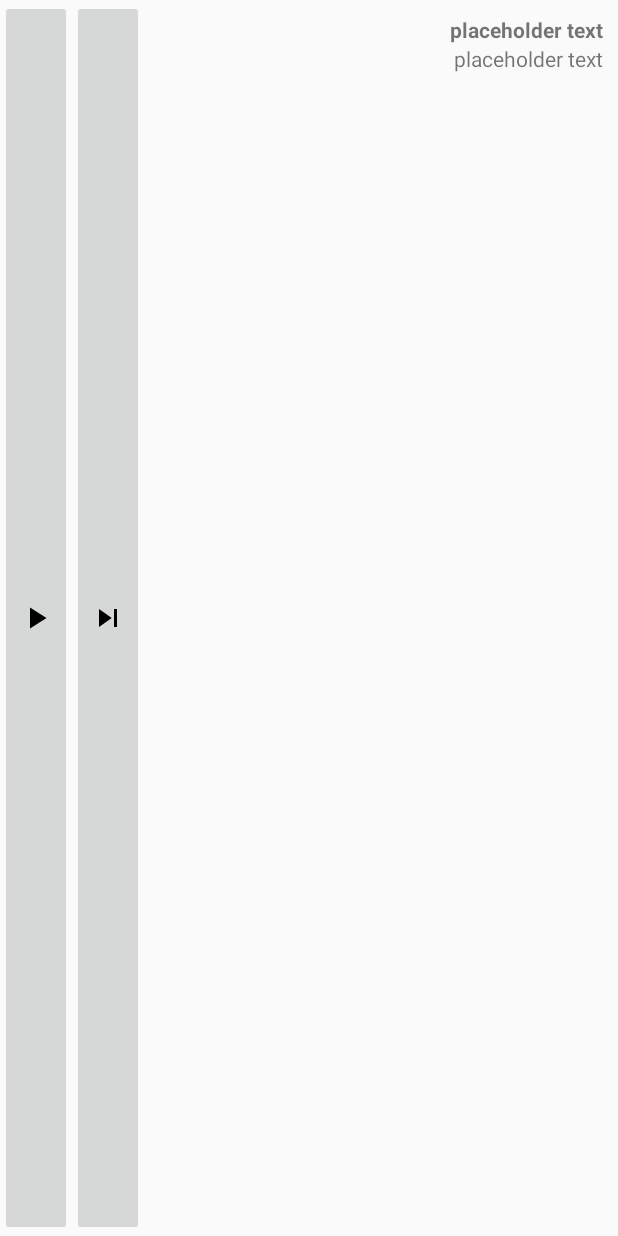
After one commit to KARTIK01/dexterousmusic, an Android app: the layout notification_big.xml on its own in the app's theme, with its tools: preview values and no code run, on a phone screen of 412 x 824 dp. The commit adds this screen. Run offline under Robolectric (Android 15) with nearby library versions, the phone set to English and light mode, and no system bars.

Commit message:
notification

```diff
--- a/app/src/main/java/music/dexterous/com/dexterousmusic/notification/NotificationSimple.java
+++ b/app/src/main/java/music/dexterous/com/dexterousmusic/notification/NotificationSimple.java
@@ -90,7 +90,7 @@ public class NotificationSimple {
 
 
     //TODO replace with proper small icon
-    private int getSmallIcon() {
+    protected int getSmallIcon() {
         return R.drawable.alphabet_background_color;
     }
 }
--- a/app/src/main/java/music/dexterous/com/dexterousmusic/service/musiccontrol/MusicControl.java
+++ b/app/src/main/java/music/dexterous/com/dexterousmusic/service/musiccontrol/MusicControl.java
@@ -43,4 +43,6 @@ public interface MusicControl {
      * or whatnot.
      */
     public void destroySelf();
+
+//    public void notifyCurrentSong();
 }
--- a/app/src/main/java/music/dexterous/com/dexterousmusic/service/playmusiclistener/PlayMusicOnPreparedListener.java
+++ b/app/src/main/java/music/dexterous/com/dexterousmusic/service/playmusiclistener/PlayMusicOnPreparedListener.java
@@ -26,5 +26,8 @@ public class PlayMusicOnPreparedListener implements DexterousMediaPlayer.OnPrepa
         mDexterousMediaPlayer.start();
         if (BuildConfig.DEBUG)
             mDexterousMediaPlayer.seekTo(mDexterousMediaPlayer.getDuration() - 1000 * 10);
+        // If the user clicks on the notification, let's spawn the
+        // Now Playing screen.
+//        notifyCurrentSong();
     }
 }
--- /dev/null
+++ b/app/src/main/res/drawable/ic_play.xml
@@ -0,0 +1,9 @@
+<vector xmlns:android="http://schemas.android.com/apk/res/android"
+        android:width="24dp"
+        android:height="24dp"
+        android:viewportWidth="24.0"
+        android:viewportHeight="24.0">
+    <path
+        android:fillColor="#FF000000"
+        android:pathData="M8,5v14l11,-7z"/>
+</vector>
--- /dev/null
+++ b/app/src/main/res/drawable/ic_skip.xml
@@ -0,0 +1,9 @@
+<vector xmlns:android="http://schemas.android.com/apk/res/android"
+        android:width="24dp"
+        android:height="24dp"
+        android:viewportWidth="24.0"
+        android:viewportHeight="24.0">
+    <path
+        android:fillColor="#FF000000"
+        android:pathData="M6,18l8.5,-6L6,6v12zM16,6v12h2V6h-2z"/>
+</vector>
--- /dev/null
+++ b/app/src/main/res/layout/notification_big.xml
@@ -0,0 +1,59 @@
+<?xml version="1.0" encoding="utf-8"?>
+<LinearLayout xmlns:android="http://schemas.android.com/apk/res/android"
+    android:id="@+id/notification"
+    android:layout_width="fill_parent"
+    android:layout_height="fill_parent"
+    android:gravity="center"
+    android:orientation="horizontal">
+
+    <!--     <ImageView
+            android:id="@+id/notification_icon"
+            android:layout_width="wrap_content"
+            android:layout_height="match_parent"
+            android:layout_marginRight="10dp"
+            android:layout_marginLeft="10dp"
+            android:src="@drawable/end"
+            android:contentDescription="@string/app_name_short" />
+     -->
+    <ImageButton
+        android:id="@+id/notification_button_play"
+        android:layout_width="wrap_content"
+        android:layout_height="match_parent"
+        android:contentDescription="@string/notification_button_play"
+        android:src="@drawable/ic_play" />
+
+    <ImageButton
+        android:id="@+id/notification_button_skip"
+        android:layout_width="wrap_content"
+        android:layout_height="match_parent"
+        android:contentDescription="@string/notification_button_skip"
+        android:src="@drawable/ic_skip" />
+
+    <LinearLayout
+        android:layout_width="fill_parent"
+        android:layout_height="match_parent"
+        android:layout_gravity="center_vertical"
+        android:gravity="right"
+        android:orientation="vertical"
+        android:padding="10dp">
+
+        <TextView
+            android:id="@+id/notification_text_title"
+            android:layout_width="wrap_content"
+            android:layout_height="wrap_content"
+            android:lines="1"
+            android:singleLine="true"
+            android:text="placeholder text"
+            android:textStyle="bold" />
+
+        <TextView
+            android:id="@+id/notification_text_artist"
+            android:layout_width="wrap_content"
+            android:layout_height="wrap_content"
+            android:lines="1"
+            android:singleLine="true"
+            android:text="placeholder text" />
+
+    </LinearLayout>
+
+</LinearLayout>
--- a/app/src/main/res/values/strings.xml
+++ b/app/src/main/res/values/strings.xml
@@ -11,4 +11,10 @@
     <string name="button_allow">Disagree</string>
     <string name="button_deny">Agree</string>
 
+
+    <!-- ************ contentDescription Strings *********************************** -->
+
+    <!-- Notification-->
+    <string name="notification_button_play">Play</string>
+    <string name="notification_button_skip">Skip</string>
 </resources>
```
Also changed, not shown: app/src/main/java/music/dexterous/com/dexterousmusic/notification/NotificationMusic.java (+184 -208 lines), app/src/main/java/music/dexterous/com/dexterousmusic/receiver/widget/NextMusicReceiver.java (+12 -0 lines), app/src/main/java/music/dexterous/com/dexterousmusic/receiver/widget/PlayMusicReceiver.java (+21 -0 lines), app/src/main/java/music/dexterous/com/dexterousmusic/utils/android/Package.java (added, +13 -0 lines), app/src/main/res/drawable/ic_pause.xml (added, +9 -0 lines).
